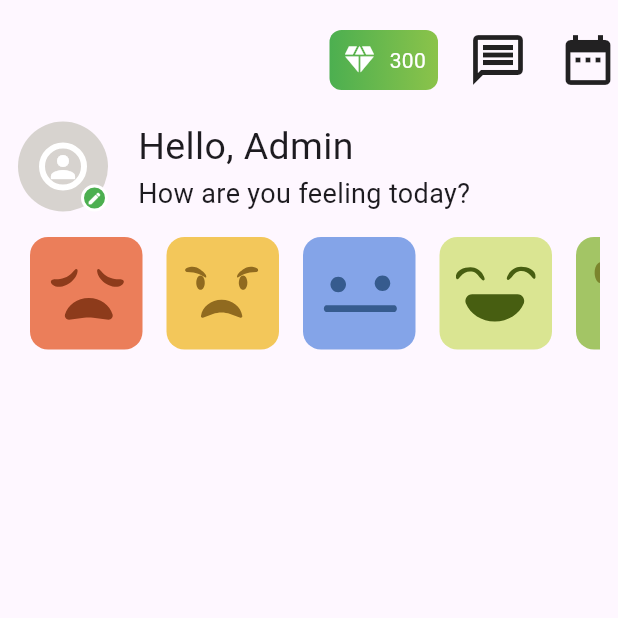
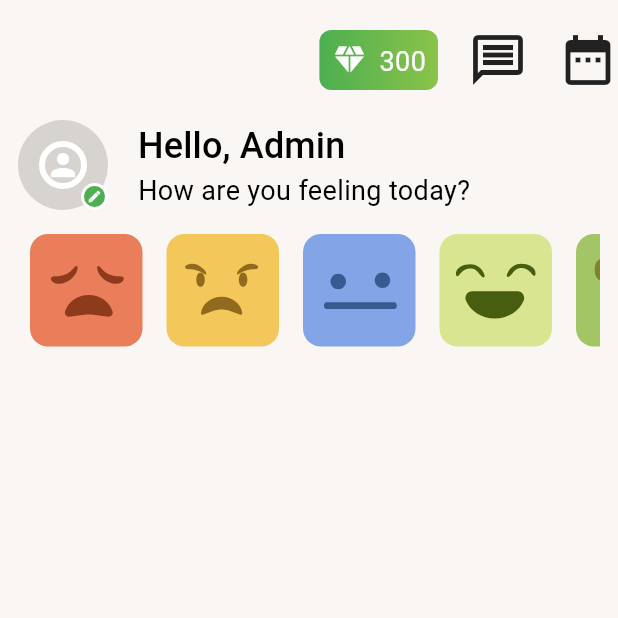
Before and after one commit to yazdan0101/mood_tracking_app, a Flutter app: the screen it shows after launch, on a phone screen of 412 x 824 dp, the top half of it. Run offline on Flutter 3.47's test engine with Material 3 defaults, Android fonts, the phone set to English and light mode, and no system bars; our stand-ins replace flutter_riverpod, flutter_svg, go_router, riverpod_annotation; generated files the repository leaves out were written again.

Commit message:
Add app theme

```diff
--- a/lib/main.dart
+++ b/lib/main.dart
@@ -13,6 +13,17 @@ class MoodTrackingApp extends ConsumerWidget {
   Widget build(final BuildContext context, final WidgetRef ref) {
     final router = ref.watch(routerProvider);
     return MaterialApp.router(
+      theme: ThemeData.from(colorScheme: lightColorScheme).copyWith(
+        scaffoldBackgroundColor: AppColors.background,
+        cardColor: AppColors.surface,
+        dividerColor: AppColors.border,
+        textTheme: ThemeData.light().textTheme.copyWith(
+              bodyLarge: const TextStyle(fontSize: 20, color: Colors.black),
+              bodyMedium: const TextStyle(fontSize: 18, color: Colors.black),
+              bodySmall: const TextStyle(fontSize: 16, color: Colors.black),
+              labelLarge: const TextStyle(fontSize: 24, color: Colors.black),
+            ),
+      ),
       debugShowCheckedModeBanner: false,
       routerDelegate: router.routerDelegate,
       routeInformationProvider: router.routeInformationProvider,
@@ -20,3 +31,40 @@ class MoodTrackingApp extends ConsumerWidget {
     );
   }
 }
+
+class AppColors {
+  static const Color background = Color(0xFFF9F6F4);
+  static const Color surface = Color(0xFFFFFFFF);
+  static const Color border = Color(0xFFE3E0DE);
+  static const Color textPrimary = Color(0xFF5A5650);
+  static const Color textSecondary = Color(0xFF888676);
+
+  static const Color primary = Color(0xFFA3C565);
+  static const Color primaryLight = Color(0xFFD7E7BC);
+  static const Color primaryDark = Color(0xFF7EA63E);
+
+  static const Color secondary = Color(0xFFEB7E5A);
+  static const Color secondaryLight = Color(0xFFF3C75A);
+  static const Color secondaryDark = Color(0xFFD76E50);
+
+  static const Color accentBlue = Color(0xFF84A4E8);
+  static const Color accentLime = Color(0xFFDAE592);
+  static const Color accentYellow = Color(0xFFF3C75A);
+
+  static const Color error = Color(0xFFB00020);
+  static const Color success = primary;
+}
+
+const ColorScheme lightColorScheme = ColorScheme(
+  brightness: Brightness.light,
+  primary: AppColors.primary,
+  onPrimary: Colors.white,
+  primaryContainer: AppColors.primaryLight,
+  secondary: AppColors.secondary,
+  onSecondary: Colors.white,
+  secondaryContainer: AppColors.secondaryLight,
+  surface: AppColors.surface,
+  onSurface: AppColors.textPrimary,
+  error: AppColors.error,
+  onError: Colors.white,
+);
--- a/lib/src/features/home/presentation/home_page.dart
+++ b/lib/src/features/home/presentation/home_page.dart
@@ -9,6 +9,7 @@ class HomePage extends ConsumerWidget {
   @override
   Widget build(final BuildContext context, final WidgetRef ref) {
     final svgImagesPathList = ref.read(moodImagesPathListProvider);
+    final textTheme = Theme.of(context).textTheme;
     const moodColors = [
       Color(0xFFEB7E5A), // Sad
       Color(0xFFF3C75A), // Angry
@@ -114,16 +115,16 @@ class HomePage extends ConsumerWidget {
                   const SizedBox(
                     width: 20,
                   ),
-                  const Column(
+                  Column(
                     crossAxisAlignment: CrossAxisAlignment.start,
                     children: [
                       Text(
                         'Hello, Admin',
-                        style: TextStyle(fontSize: 25),
+                        style: textTheme.labelLarge,
                       ),
                       Text(
                         'How are you feeling today?',
-                        style: TextStyle(fontSize: 18),
+                        style: textTheme.bodyMedium,
                       ),
                     ],
                   )
```
